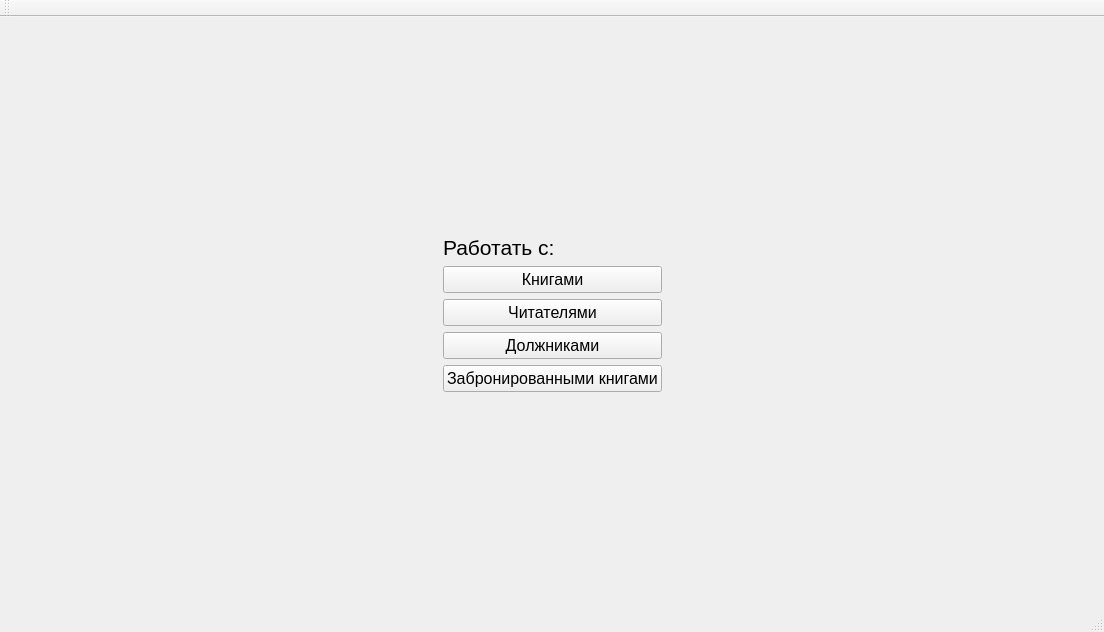
Qt form mainwindow.ui (Matvey-Makaro/DBMS-Library) before a commit.
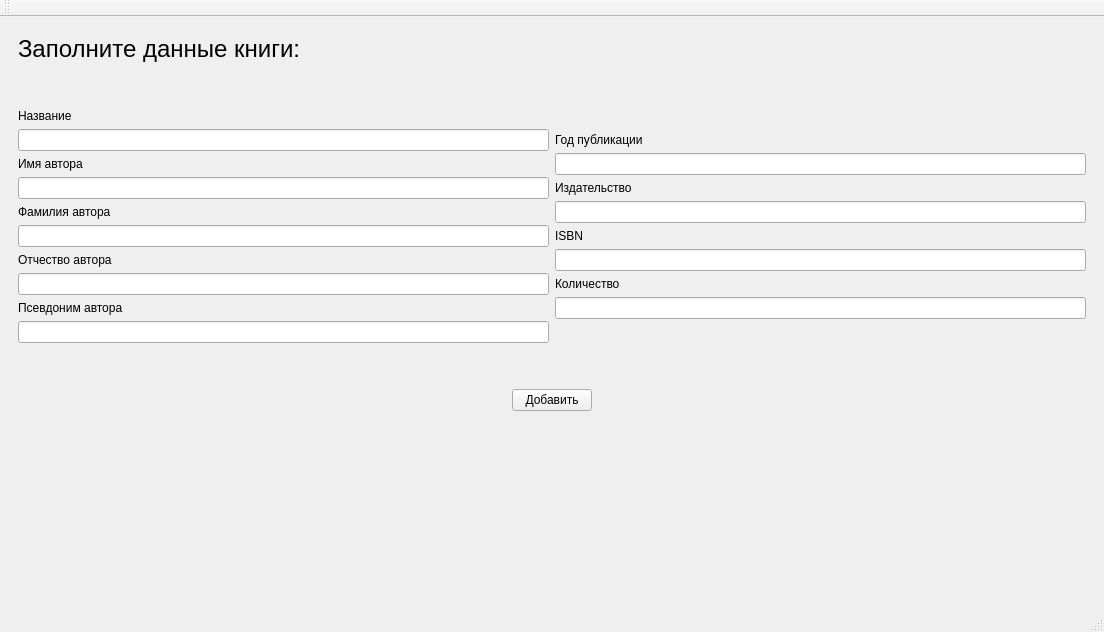
The same form after that commit.

Commit message: Add show_books and add_book.

Diff of the .ui file:
```diff
--- a/mainwindow.ui
+++ b/mainwindow.ui
@@ -14,11 +14,11 @@
    <string>MainWindow</string>
   </property>
   <widget class="QWidget" name="centralwidget">
-   <layout class="QHBoxLayout" name="horizontalLayout">
+   <layout class="QHBoxLayout" name="horizontalLayout_11">
     <item>
      <widget class="QStackedWidget" name="stackedWidget">
       <property name="currentIndex">
-       <number>3</number>
+       <number>8</number>
       </property>
       <widget class="QWidget" name="authorization_as_page">
        <layout class="QHBoxLayout" name="horizontalLayout_2">
@@ -957,6 +957,230 @@
         </item>
        </layout>
       </widget>
+      <widget class="QWidget" name="add_book_page">
+       <layout class="QVBoxLayout" name="verticalLayout_9">
+        <item>
+         <widget class="QLabel" name="label_5">
+          <property name="font">
+           <font>
+            <pointsize>18</pointsize>
+           </font>
+          </property>
+          <property name="text">
+           <string>Заполните данные книги:</string>
+          </property>
+         </widget>
+        </item>
+        <item>
+         <layout class="QHBoxLayout" name="horizontalLayout">
+          <item>
+           <layout class="QVBoxLayout" name="verticalLayout_10">
+            <item>
+             <spacer name="verticalSpacer_18">
+              <property name="orientation">
+               <enum>Qt::Vertical</enum>
+              </property>
+              <property name="sizeHint" stdset="0">
+               <size>
+                <width>20</width>
+                <height>40</height>
+               </size>
+              </property>
+             </spacer>
+            </item>
+            <item>
+             <widget class="QLabel" name="label_6">
+              <property name="text">
+               <string>Название</string>
+              </property>
+             </widget>
+            </item>
+            <item>
+             <widget class="QLineEdit" name="book_name_line_edit"/>
+            </item>
+            <item>
+             <widget class="QLabel" name="label_8">
+              <property name="text">
+               <string>Имя автора</string>
+              </property>
+             </widget>
+            </item>
+            <item>
+             <widget class="QLineEdit" name="author_name_line_edit"/>
+            </item>
+            <item>
+             <widget class="QLabel" name="label_9">
+              <property name="text">
+               <string>Фамилия автора</string>
+              </property>
+             </widget>
+            </item>
+            <item>
+             <widget class="QLineEdit" name="author_surname_line_edit"/>
+            </item>
+            <item>
+             <widget class="QLabel" name="label_10">
+              <property name="text">
+               <string>Отчество автора</string>
+              </property>
+             </widget>
+            </item>
+            <item>
+             <widget class="QLineEdit" name="author_patronymic_line_edit"/>
+            </item>
+            <item>
+             <widget class="QLabel" name="label_18">
+              <property name="text">
+               <string>Псевдоним автора</string>
+              </property>
+             </widget>
+            </item>
+            <item>
+             <widget class="QLineEdit" name="author_pseudonym_line_edit"/>
+            </item>
+            <item>
+             <spacer name="verticalSpacer_19">
+              <property name="orientation">
+               <enum>Qt::Vertical</enum>
+              </property>
+              <property name="sizeHint" stdset="0">
+               <size>
+                <width>20</width>
+                <height>40</height>
+               </size>
+              </property>
+             </spacer>
+            </item>
+           </layout>
+          </item>
+          <item>
+           <layout class="QVBoxLayout" name="verticalLayout_12">
+            <item>
+             <spacer name="verticalSpacer_20">
+              <property name="orientation">
+               <enum>Qt::Vertical</enum>
+              </property>
+              <property name="sizeHint" stdset="0">
+               <size>
+                <width>20</width>
+                <height>40</height>
+               </size>
+              </property>
+             </spacer>
+            </item>
+            <item>
+             <widget class="QLabel" name="label_16">
+              <property name="text">
+               <string>Год публикации</string>
+              </property>
+             </widget>
+            </item>
+            <item>
+             <widget class="QLineEdit" name="publication_year_line_edit"/>
+            </item>
+            <item>
+             <widget class="QLabel" name="label_7">
+              <property name="text">
+               <string>Издательство</string>
+              </property>
+             </widget>
+            </item>
+            <item>
+             <widget class="QLineEdit" name="publisher_name_line_edit"/>
+            </item>
+            <item>
+             <widget class="QLabel" name="label_17">
+              <property name="text">
+               <string>ISBN</string>
+              </property>
+             </widget>
+            </item>
+            <item>
+             <widget class="QLineEdit" name="isbn_line_edit"/>
+            </item>
+            <item>
+             <widget class="QLabel" name="label_19">
+              <property name="text">
+               <string>Количество</string>
+              </property>
+             </widget>
+            </item>
+            <item>
+             <widget class="QLineEdit" name="book_amount_line_edit">
+              <property name="text">
+               <string/>
+              </property>
+             </widget>
+            </item>
+            <item>
+             <spacer name="verticalSpacer_21">
+              <property name="orientation">
+               <enum>Qt::Vertical</enum>
+              </property>
+              <property name="sizeHint" stdset="0">
+               <size>
+                <width>20</width>
+                <height>40</height>
+               </size>
+              </property>
+             </spacer>
+            </item>
+           </layout>
+          </item>
+         </layout>
+        </item>
+        <item>
+         <layout class="QHBoxLayout" name="horizontalLayout_9">
+          <item>
+           <spacer name="horizontalSpacer_15">
+            <property name="orientation">
+             <enum>Qt::Horizontal</enum>
+            </property>
+            <property name="sizeHint" stdset="0">
+             <size>
+              <width>40</width>
+              <height>20</height>
+             </size>
+            </property>
+           </spacer>
+          </item>
+          <item>
+           <widget class="QPushButton" name="add_book_btn_2">
+            <property name="text">
+             <string>Добавить</string>
+            </property>
+           </widget>
+          </item>
+          <item>
+           <spacer name="horizontalSpacer_16">
+            <property name="orientation">
+             <enum>Qt::Horizontal</enum>
+            </property>
+            <property name="sizeHint" stdset="0">
+             <size>
+              <width>40</width>
+              <height>20</height>
+             </size>
+            </property>
+           </spacer>
+          </item>
+         </layout>
+        </item>
+        <item>
+         <spacer name="verticalSpacer_17">
+          <property name="orientation">
+           <enum>Qt::Vertical</enum>
+          </property>
+          <property name="sizeHint" stdset="0">
+           <size>
+            <width>20</width>
+            <height>40</height>
+           </size>
+          </property>
+         </spacer>
+        </item>
+       </layout>
+      </widget>
      </widget>
     </item>
    </layout>
```
Left out of the diff: 21 changed lines with no effect on the pictures. The commit also changes 4 other files.
